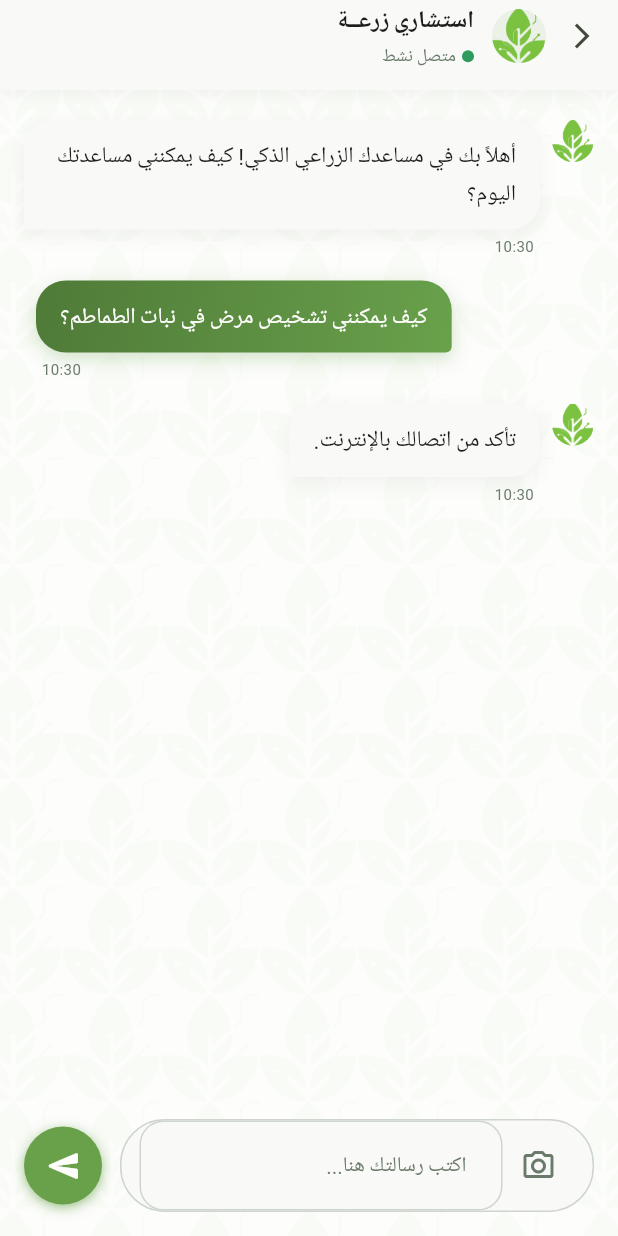
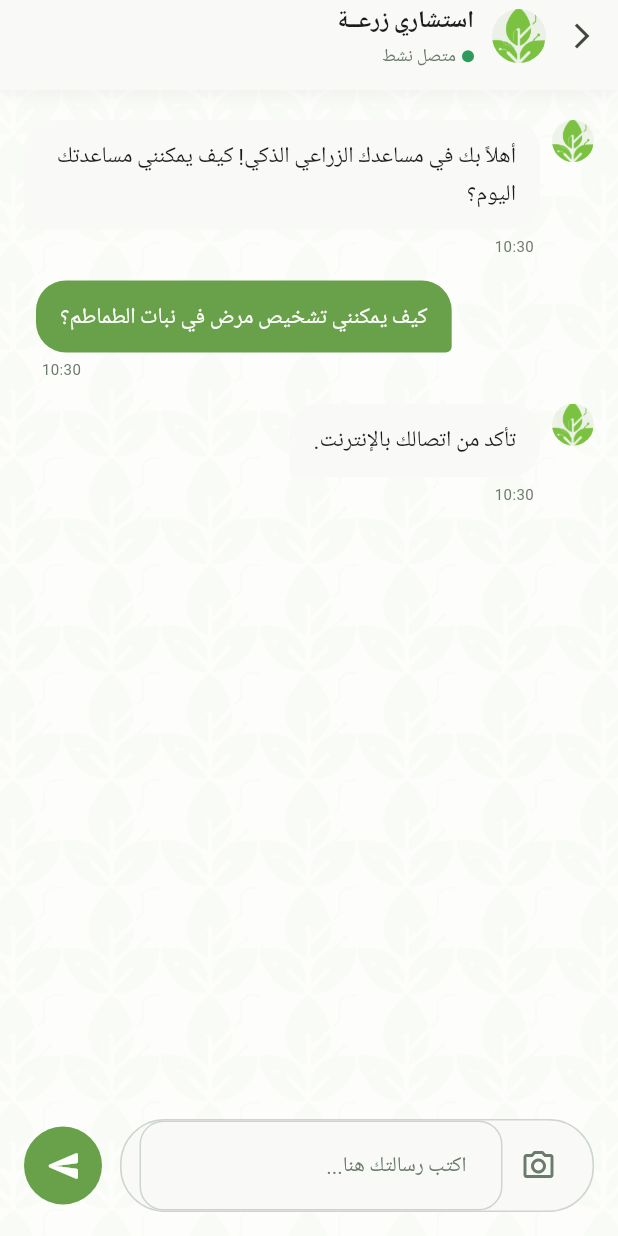
Before and after one commit to engsalah555/smart-farmer, a Flutter app: the ChatbotScreen screen opened by its route, after a tap on "تشخيص الأمراض", on a phone screen of 412 x 824 dp. Run offline on Flutter 3.47's test engine with Material 3 defaults, Android fonts, the phone set to English and light mode, and no system bars; our stand-ins replace cached_network_image, camera, dio, firebase_core, firebase_database, fl_chart and 16 more; missing offline and left inert: camera_platform_interface, tflite_flutter; accounts and stored records are empty; network calls fail; Roboto replaces fonts that are missing (Cairo); project files that could hold a hidden picture were left out.

Commit message:
style(ai): apply impeccable colorize principles to chatbot
- Remove decorative gradients and excessive drop shadows from message bubbles
- Replace generic CircleAvatar with a tinted surface wrapper for the AI logo
- Add subtle primary-color wash behind command icons instead of plain placement
- Simplify send button styling to a flat primary circle

```diff
--- a/lib/features/ai/screens/chatbot_screen.dart
+++ b/lib/features/ai/screens/chatbot_screen.dart
@@ -312,9 +312,7 @@ class _ChatbotScreenState extends State<ChatbotScreen> {
           if (!isUser) ...[
             CircleAvatar(
               radius: 14,
-              backgroundColor: Theme.of(context).brightness == Brightness.dark
-                  ? context.darkSurface
-                  : context.white,
+              backgroundColor: context.primary.withValues(alpha: 0.1),
               backgroundImage: const AssetImage('assets/icon/icon.png'),
             ),
             const SizedBox(width: 8),
@@ -351,25 +349,13 @@ class _ChatbotScreenState extends State<ChatbotScreen> {
                     vertical: 12,
                   ),
                   decoration: BoxDecoration(
-                    gradient: isUser ? AppDecorations.primaryGradient : null,
-                    color: isUser ? null : context.surface,
+                    color: isUser ? context.primary : context.surface,
                     borderRadius: BorderRadius.only(
                       topLeft: const Radius.circular(20),
                       topRight: const Radius.circular(20),
                       bottomLeft: Radius.circular(isUser ? 20 : 4),
                       bottomRight: Radius.circular(isUser ? 4 : 20),
                     ),
-                    boxShadow: [
-                      BoxShadow(
-                        color: isUser
-                            ? context.primary.withValues(alpha: 0.3)
-                            : context.black.withValues(
-                                alpha: context.isDark ? 0.2 : 0.05,
-                              ),
-                        blurRadius: 10,
-                        offset: const Offset(0, 4),
-                      ),
-                    ],
                   ),
                   child: Text(
                     message.text,
@@ -404,10 +390,13 @@ class _ChatbotScreenState extends State<ChatbotScreen> {
         children: [
           FadeInSlide(
             duration: const Duration(milliseconds: 600),
-            child: CircleAvatar(
-              radius: 45,
-              backgroundColor: context.surface,
-              backgroundImage: const AssetImage('assets/icon/icon.png'),
+            child: Container(
+              padding: const EdgeInsets.all(20),
+              decoration: BoxDecoration(
+                color: context.primary.withValues(alpha: 0.05),
+                shape: BoxShape.circle,
+              ),
+              child: Image.asset('assets/icon/icon.png', width: 50, height: 50),
             ),
           ),
           const SizedBox(height: 24),
@@ -493,7 +482,14 @@ class _ChatbotScreenState extends State<ChatbotScreen> {
             ),
             child: Row(
               children: [
-                Icon(icon, color: context.primary, size: 20),
+                Container(
+                  padding: const EdgeInsets.all(8),
+                  decoration: BoxDecoration(
+                    color: context.primary.withValues(alpha: 0.1),
+                    borderRadius: BorderRadius.circular(8),
+                  ),
+                  child: Icon(icon, color: context.primary, size: 20),
+                ),
                 const SizedBox(width: 12),
                 Expanded(
                   child: Column(
@@ -669,14 +665,6 @@ class _ChatbotScreenState extends State<ChatbotScreen> {
                     decoration: BoxDecoration(
                       color: context.primary,
                       shape: BoxShape.circle,
-                      boxShadow: [
-                        BoxShadow(
-                          color: context.primary,
-                          blurRadius: 8,
-                          offset: const Offset(0, 2),
-                          spreadRadius: -2,
-                        ),
-                      ],
                     ),
                     child: Icon(Icons.send_rounded, color: context.white),
                   ),
```
